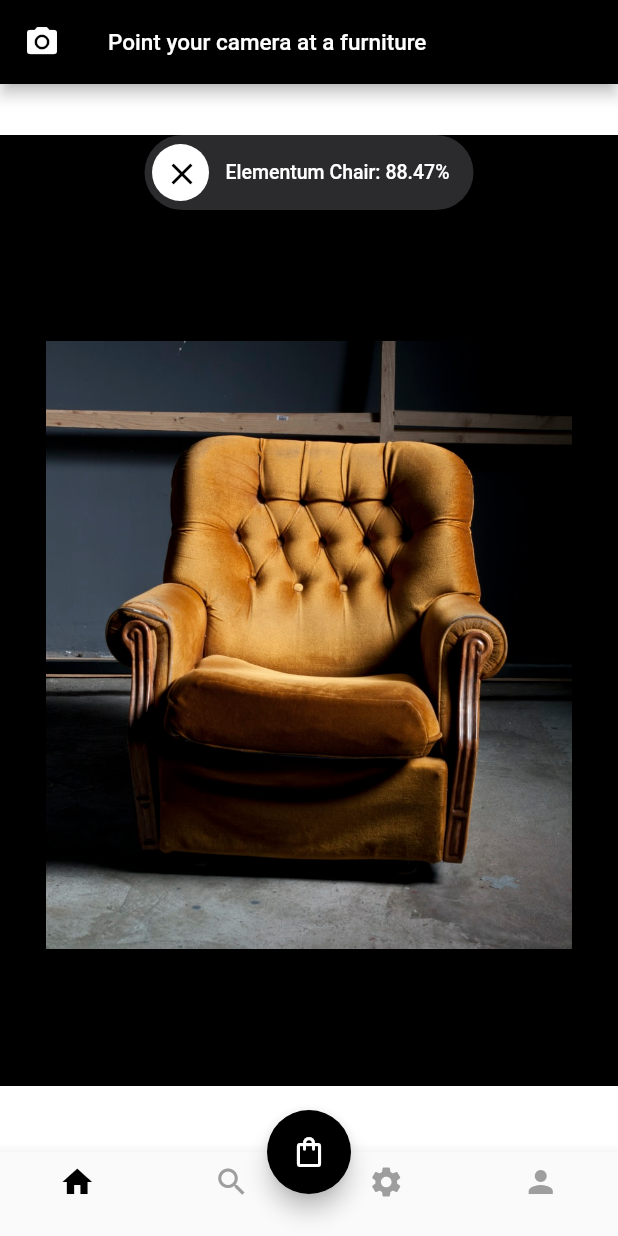
After one commit to Adithyan2295/CenterSourceMachineTest, a Flutter app: the screen it shows after launch, after a tap on "Tortor Chair", on a phone screen of 412 x 824 dp. The commit adds this screen. Run offline on Flutter 3.47's test engine with Material 2 defaults, Android fonts, the phone set to English and light mode, and no system bars.

Commit message:
details page

```diff
--- /dev/null
+++ b/Cs/lib/DetailsPage/detailsPage.dart
@@ -0,0 +1,97 @@
+import 'package:flutter/material.dart';
+import 'package:flutter/services.dart';
+import 'package:flutter/widgets.dart';
+
+class DetailsPage extends StatefulWidget {
+  @override
+  _DetailsPageState createState() => _DetailsPageState();
+}
+
+class _DetailsPageState extends State<DetailsPage> {
+  @override
+  void initState() {
+    super.initState();
+  }
+
+  @override
+  Widget build(BuildContext context) {
+    return Scaffold(
+      body: Stack(
+        children: [
+          Container(
+            width: MediaQuery.of(context).size.width,
+            color: Colors.black,
+            child: Container(
+                padding: EdgeInsets.only(
+                    top: MediaQuery.of(context).size.height / 6,
+                    bottom: MediaQuery.of(context).size.height / 9),
+                child: Image.asset('assets/bg.png')),
+          ),
+          Column(
+            children: [
+              closeContainer(),
+              SizedBox(
+                height: MediaQuery.of(context).size.height / 10,
+              ),
+            ],
+          )
+        ],
+      ),
+    );
+  }
+
+ Widget closeContainer() {
+    return Row(
+      mainAxisAlignment: MainAxisAlignment.spaceEvenly,
+      children: [
+        Container(
+          child: Container(
+            padding: EdgeInsets.only(left: 5,right: 16),
+            height: 50,
+            // width: MediaQuery.of(context).size.width/1.74,
+            decoration: BoxDecoration(
+              borderRadius: BorderRadius.all(Radius.circular(53.5)),
+              color: Color.fromRGBO(71, 71, 77, 0.6)
+            ),
+            child: Row(
+              children: [
+                CircleAvatar(
+                  backgroundColor: Colors.white,
+                  radius: 19,
+                  child: IconButton(
+                    icon: Icon(
+                      Icons.close,
+                      color: Colors.black,
+                    ),
+                    onPressed: () {
+                      Navigator.pop(context);
+                    },
+                  ),
+                ),
+                SizedBox(width: 11,),
+                Text("Elementum Chair: 88.47%",
+                    style: TextStyle(
+                        color: Colors.white,
+                        fontSize: 13,
+                        fontWeight: FontWeight.w500))
+              ],
+            ),
+          ),
+        ),
+      ],
+    );
+  }
+  plusButton(double radius){
+    return CircleAvatar(
+      backgroundColor: Colors.white,
+      radius: radius,
+      child: IconButton(
+        icon: Icon(
+          Icons.add,
+          color: Colors.black,
+        ),
+        onPressed: () {},
+      ),
+    );
+  }
+}
--- a/Cs/lib/HomePage/homePage.dart
+++ b/Cs/lib/HomePage/homePage.dart
@@ -1,4 +1,6 @@
+import 'package:centersource/DetailsPage/detailsPage.dart';
 import 'package:flutter/material.dart';
+import 'package:flutter/services.dart';
 import 'package:flutter_staggered_grid_view/flutter_staggered_grid_view.dart';
 
 class HomePage extends StatefulWidget {
@@ -9,6 +11,7 @@ class HomePage extends StatefulWidget {
 class _HomePageState extends State<HomePage> {
   int _selectedIndex = 0;
   int selectdTopBarIndex = 0;
+  bool detailsSelected = false;
   Map<String, dynamic> furniture = {};
   var childern = [
     Container(
@@ -104,10 +107,12 @@ class _HomePageState extends State<HomePage> {
   }
 
   Widget mainBody() {
-    return DefaultTabController(
+    return Stack(
+      children: [
+        DefaultTabController(
           length: 3,
           child: Scaffold(
-        appBar: appbar(),
+            appBar: detailsSelected ?appbarDetails() : appbar(),
             bottomNavigationBar: bottomNavigationBar(),
             floatingActionButtonLocation: FloatingActionButtonLocation.centerDocked,
             floatingActionButton: FloatingActionButton(
@@ -116,6 +121,32 @@ class _HomePageState extends State<HomePage> {
               backgroundColor: Colors.black,
             ),
             body: body(),
+          ),
+        ),
+        Positioned.fill(
+          top: 90,
+          bottom: 100,
+          child: Visibility(
+            visible: detailsSelected,
+            child: DetailsPage()),
+        ),
+      ],
+    );
+  }
+  appbarDetails() {
+    return AppBar(
+      title: Text(
+        'Point your camera at a furniture',
+        style: TextStyle(color: Colors.white, fontSize: 15, fontWeight: FontWeight.w500),
+      ),
+      backgroundColor: Colors.black,
+      leading: IconButton(
+        icon: Icon(Icons.camera_alt, color: Colors.white),
+        onPressed: () => null,
+      ),
+      systemOverlayStyle: SystemUiOverlayStyle.light,
+      iconTheme: IconThemeData(
+        color: Colors.red,
       ),
     );
   }
@@ -234,7 +265,12 @@ class _HomePageState extends State<HomePage> {
           crossAxisSpacing: 8,
           itemCount: furniture.keys.length,
           itemBuilder: (BuildContext context, int index) {
-            return GridTile(
+            return GestureDetector(
+              onTap: (){
+                setState(() {
+                    detailsSelected = true;
+                  });
+              },
               child: Container(
                 height: 240,
                 decoration: BoxDecoration(
@@ -253,7 +289,9 @@ class _HomePageState extends State<HomePage> {
                   children: [
                     Container(
                         padding: EdgeInsets.only(left: 31, right: 30, top: 13),
-                        child: Image.asset(furniture[furniture.keys.toList()[index]]["image"])),
+                        child: Image.asset(
+                            furniture[furniture.keys.toList()[index]]
+                                ["image"])),
                     Container(
                       padding: EdgeInsets.only(left: 16, top: 10),
                       child: Text(
@@ -275,7 +313,8 @@ class _HomePageState extends State<HomePage> {
                                 color: Color.fromRGBO(224, 188, 29, 1),
                               ),
                               Text(
-                                furniture[furniture.keys.toList()[index]]["price"],
+                                furniture[furniture.keys.toList()[index]]
+                                    ["price"],
                                 style: TextStyle(
                                     color: Color.fromRGBO(25, 27, 36, 1),
                                     fontSize: 15,
@@ -290,7 +329,8 @@ class _HomePageState extends State<HomePage> {
                                 color: Color.fromRGBO(224, 188, 29, 1),
                               ),
                               Text(
-                                furniture[furniture.keys.toList()[index]]["rating"],
+                                furniture[furniture.keys.toList()[index]]
+                                    ["rating"],
                                 style: TextStyle(
                                     color: Color.fromRGBO(25, 27, 36, 1),
                                     fontSize: 15,
@@ -313,24 +353,28 @@ class _HomePageState extends State<HomePage> {
     furniture = {
       "Tortor Chair": {
         "image": "assets/1.png",
-        "price":"256.00",
+        "price": "256.00",
         "rating": "4.5"
       },
       "Morbi Chair": {
         "image": "assets/2.png",
-        "price":"284.00",
+        "price": "284.00",
         "rating": "4.8"
       },
       "Pretium Chair": {
         "image": "assets/3.png",
-        "price":"232.00",
+        "price": "232.00",
         "rating": "4.3"
       },
       "Blandit Chair": {
         "image": "assets/4.png",
-        "price":"224.00",
+        "price": "224.00",
         "rating": "4.1"
       }
     };
+    SystemChrome.setSystemUIOverlayStyle(SystemUiOverlayStyle(
+        statusBarColor: Colors.white,
+        statusBarBrightness: Brightness.light,
+        statusBarIconBrightness: Brightness.light));
   }
 }
--- a/Cs/lib/main.dart
+++ b/Cs/lib/main.dart
@@ -1,5 +1,7 @@
 import 'package:flutter/material.dart';
+import 'package:flutter/services.dart';
 
+import 'DetailsPage/detailsPage.dart';
 import 'HomePage/homePage.dart';
 
 void main() async{
@@ -20,6 +22,7 @@ class MockAPP extends StatelessWidget {
       home: HomePage(),
       routes: {
         '/home': (context) => HomePage(),
+        '/details': (context) => DetailsPage(),
       },
     );
 
```
Lines whose indentation alone changed are shown as unchanged.
